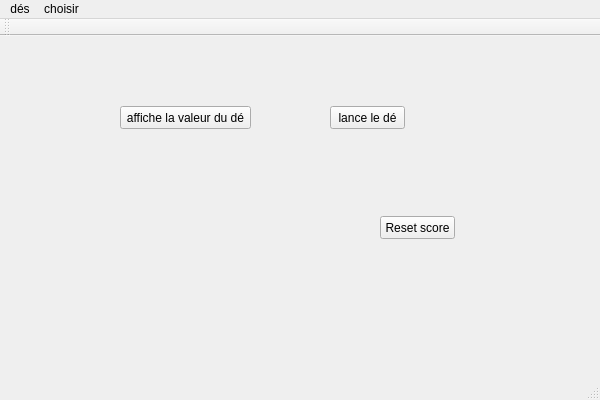
Before: the Qt Designer form TP1heritage.ui in AlexandreCare/TP1_heritage, drawn with Qt 5.
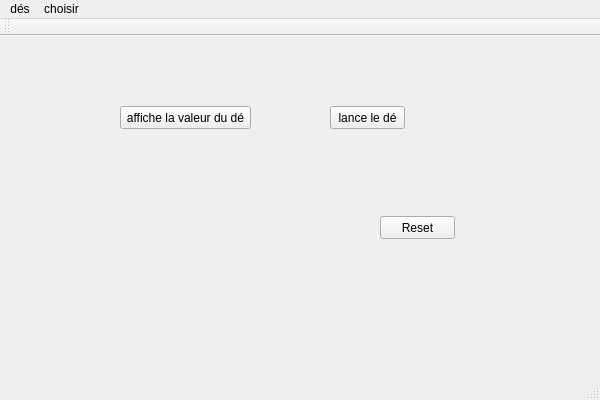
After: the same form once the commit is applied.

Commit message: Correction du bouton reset

The edit to the form file:
```diff
--- a/TP1heritage.ui
+++ b/TP1heritage.ui
@@ -76,7 +76,7 @@
      </rect>
     </property>
     <property name="text">
-     <string>Reset score</string>
+     <string>Reset</string>
     </property>
    </widget>
   </widget>
```
Left out of the diff: 16 changed lines with no effect on the pictures. The commit also changes 16 other files.
